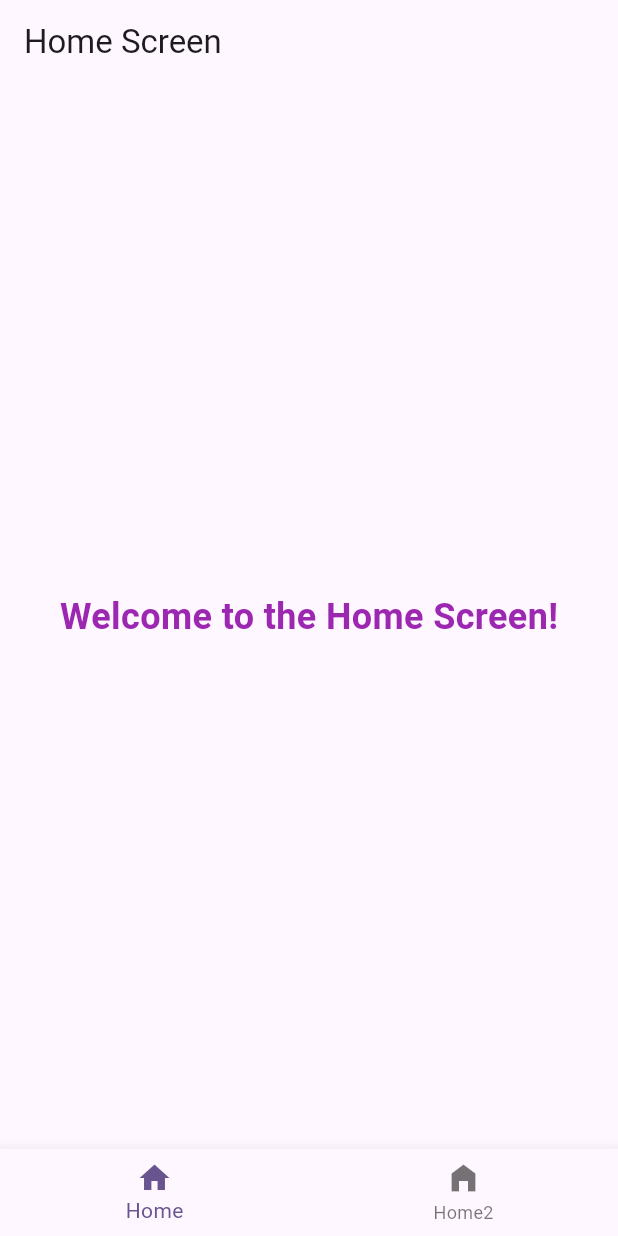
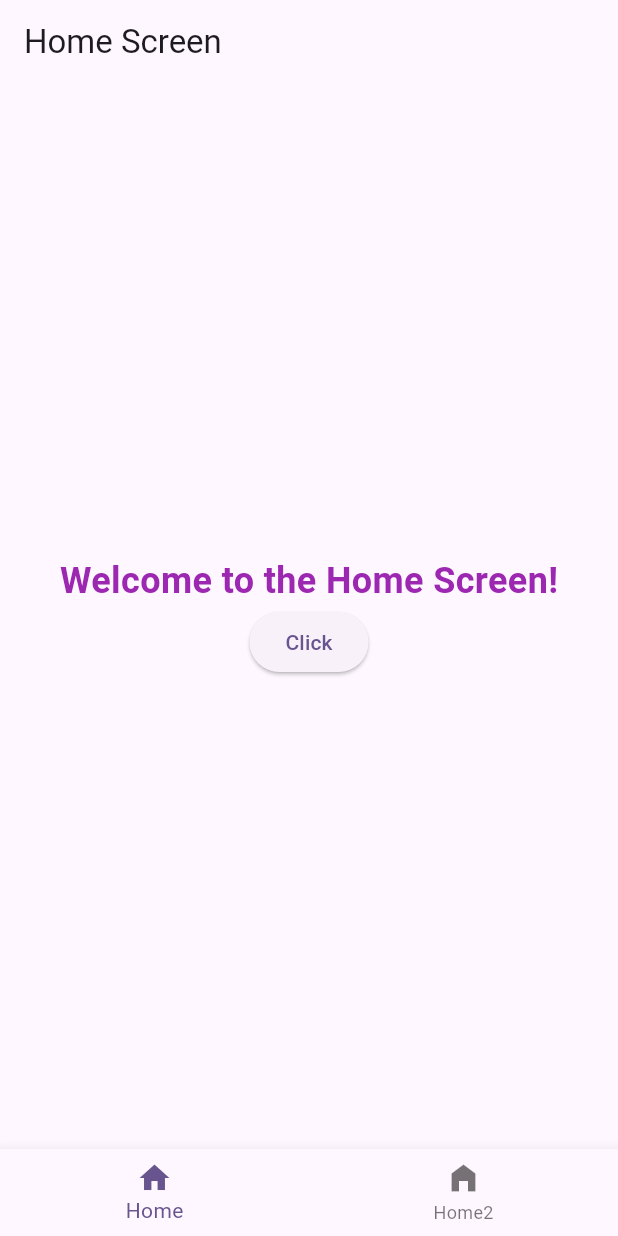
Before and after one commit to Sivashankar2122/flutter_clean_architecture_sample_app, a Flutter app: the screen it shows after launch, on a phone screen of 412 x 824 dp. Run offline on Flutter 3.47's test engine with Material 3 defaults, Android fonts, the phone set to English and light mode, and no system bars.

Commit message:
commit (31-07-2025)

```diff
--- a/lib/core/constants/strings.dart
+++ b/lib/core/constants/strings.dart
@@ -3,4 +3,6 @@ class AppStrings {
   String home2Title = 'Home2 Screen';
   String welcomeMessage = 'Welcome to the Home Screen!';
   String welcomeMessage2 = 'Welcome to the Home2 Screen!';
+  String clickMeButton = 'Click Me!';
+  String clickMeButton2 = 'Click Me2!';
 }
--- a/lib/features/home/presantation/pages/home_screen.dart
+++ b/lib/features/home/presantation/pages/home_screen.dart
@@ -1,6 +1,7 @@
 import 'package:flutter/material.dart';
 import 'package:sample_application/core/constants/app_text_styles.dart';
 import 'package:sample_application/core/constants/strings.dart';
+import 'package:sample_application/features/home/presantation/widgets/button.dart';
 
 class HomeScreen extends StatelessWidget {
   const HomeScreen({super.key});
@@ -11,11 +12,17 @@ class HomeScreen extends StatelessWidget {
       appBar: AppBar(
         title: Text(AppStrings().homeTitle),
       ),
-      body: Center(
-        child: Text(
-          AppStrings().welcomeMessage,
-          style:  AppTextStyles().homeheading
-        ),
+      body: Column(
+        mainAxisAlignment: MainAxisAlignment.center,
+        children: [
+          Center(
+            child: Text(
+              AppStrings().welcomeMessage,
+              style:  AppTextStyles().homeheading
+            ),
+          ),
+          ButtonWidgets(),
+        ],
       ),
     );
   }
--- /dev/null
+++ b/lib/features/home/presantation/widgets/button.dart
@@ -0,0 +1,10 @@
+import 'package:flutter/material.dart';
+
+class ButtonWidgets extends StatelessWidget {
+  const ButtonWidgets({super.key});
+
+  @override
+  Widget build(BuildContext context) {
+    return ElevatedButton(onPressed: (){}, child: Text('Click'));
+  }
+}
```
Also changed, not shown: lib/features/home2/presantation/pages/home2_screen.dart (+14 -5 lines).
